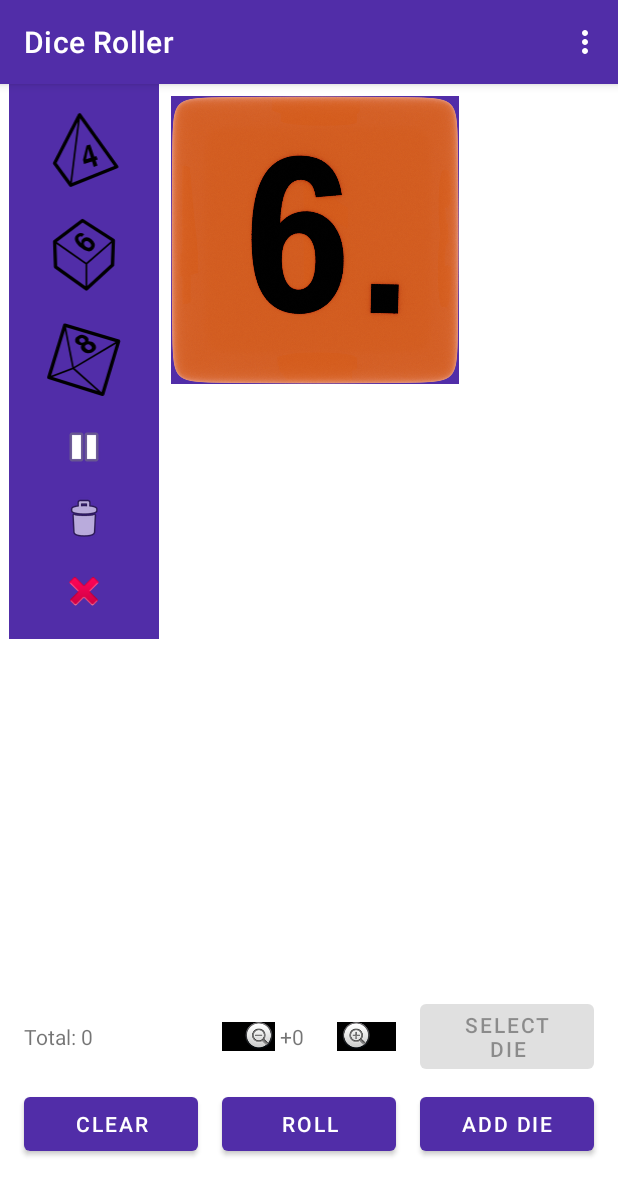
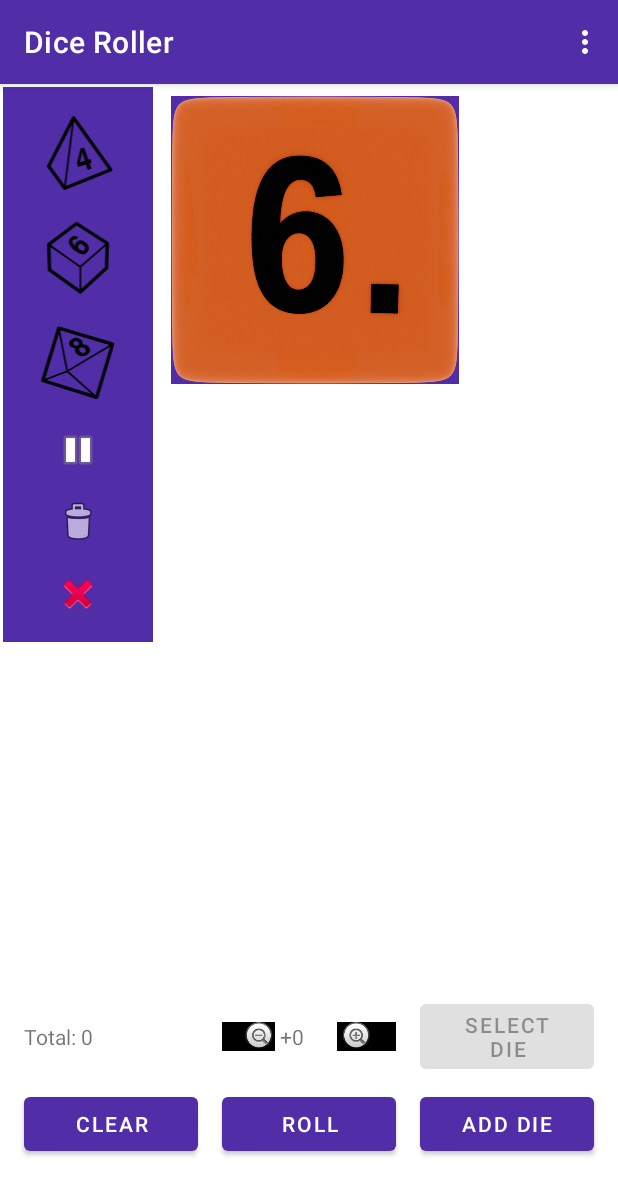
Before and after one commit to LukasH77/Dice2Go, an Android app: the screen it shows after launch (MainActivity), after a tap on an icon or button, on a phone screen of 412 x 824 dp. Shown: the top 1195 px of the screen. Run offline under Robolectric (Android 15) with nearby library versions, the phone set to English and light mode, and no system bars; our stand-ins replace data binding, navigation-ui; 3 other taps on this screen came first.

Commit message:
adapted menu for bigger screens

```diff
--- a/app/src/main/res/layout/fragment_home.xml
+++ b/app/src/main/res/layout/fragment_home.xml
@@ -173,12 +173,14 @@
                 android:id="@+id/clPopup"
                 android:layout_width="wrap_content"
                 android:layout_height="wrap_content"
-                android:layout_marginEnd="300dp"
+                android:layout_marginStart="2dp"
+                android:layout_marginTop="2dp"
                 android:background="?colorPrimary"
                 android:orientation="horizontal"
                 android:visibility="gone"
                 app:layout_constraintBottom_toTopOf="@+id/guideline3"
                 app:layout_constraintEnd_toEndOf="parent"
+                app:layout_constraintHorizontal_bias="0.0"
                 app:layout_constraintStart_toStartOf="parent"
                 app:layout_constraintTop_toTopOf="parent"
                 app:layout_constraintVertical_bias="0.0"
```
